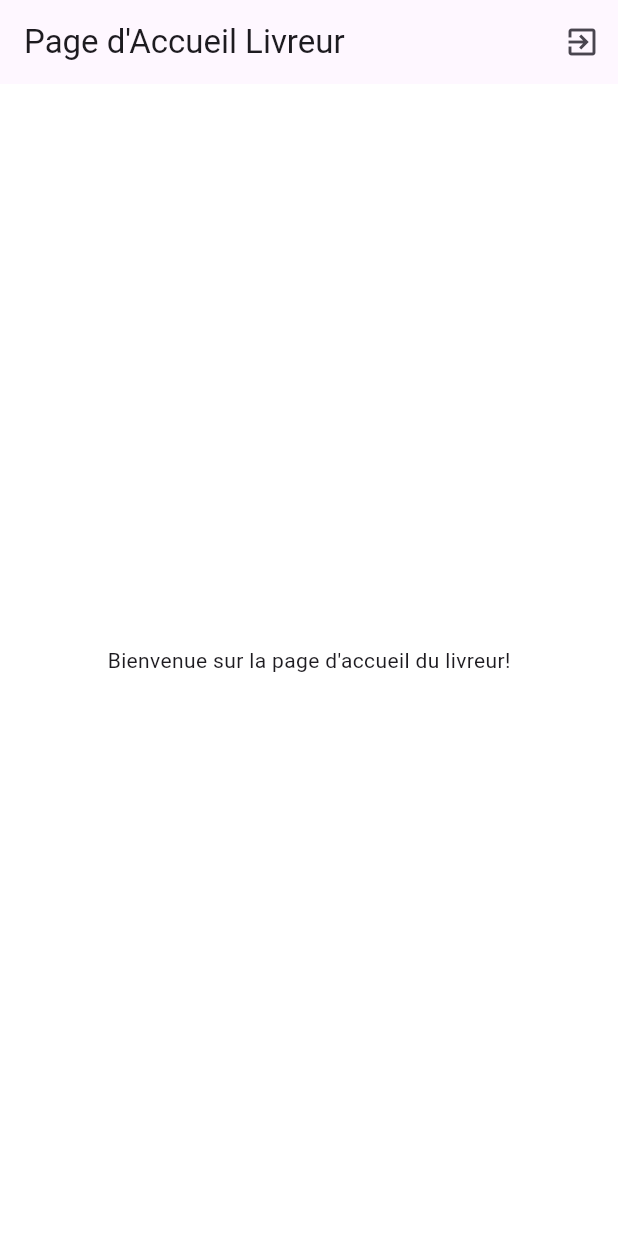
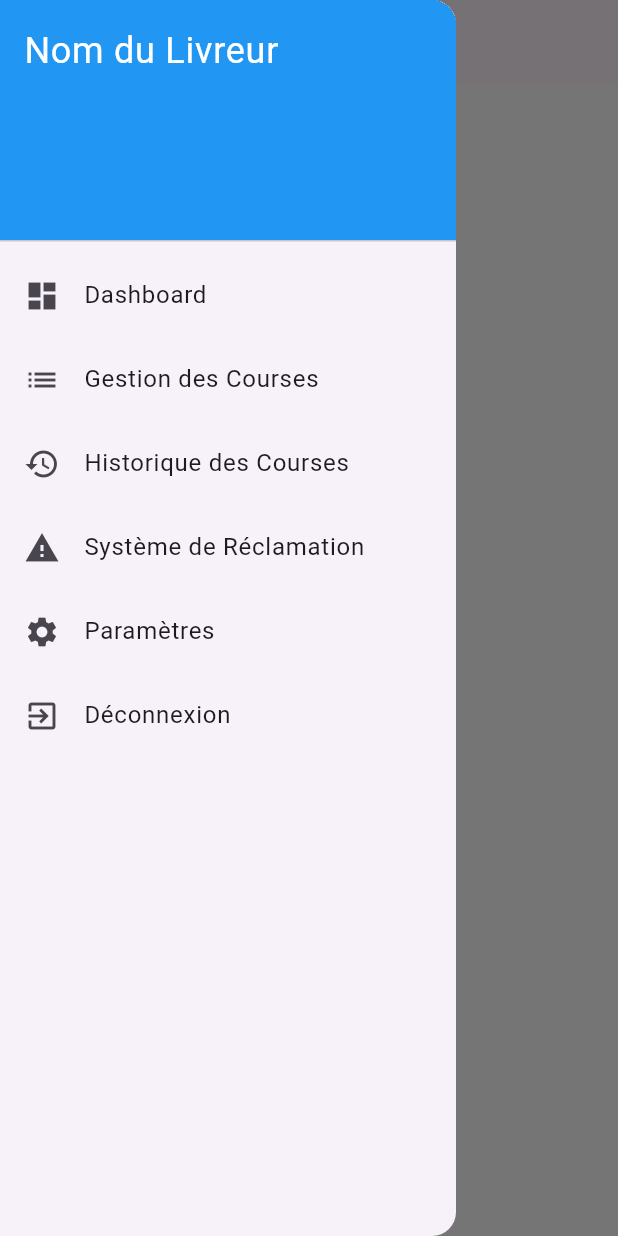
Before and after one commit to O-Vite/O-Vite-monorepo, a Flutter app: the LivreurHomePage screen opened directly, with the side drawer open (before the commit the screen has no drawer), on a phone screen of 412 x 824 dp. Run offline on Flutter 3.47's test engine with Material 3 defaults, Android fonts, the phone set to English and light mode, and no system bars; our stand-ins replace fl_chart, flutter_svg, shared_preferences; missing offline and left inert: jwt_decode; accounts and stored records are empty.

Commit message:
gestion des courses

```diff
--- a/flutter/ovite/lib/src/features/livreur/screens/livreur_home_page.dart
+++ b/flutter/ovite/lib/src/features/livreur/screens/livreur_home_page.dart
@@ -1,6 +1,9 @@
 import 'package:flutter/material.dart';
-import 'package:ovite/src/shared/user_session.dart'; // Assurez-vous que ce chemin est correct
+import 'package:ovite/src/shared/user_session.dart';
 import 'package:ovite/src/features/auth/login/login_page.dart';
+import 'package:ovite/src/shared/components/livreur_components/bar_chart_component.dart';
+import 'package:ovite/src/shared/components/livreur_components/pie_chart_component.dart';
+import 'package:ovite/src/features/livreur/screens/gestion_courses_home_page.dart';
 
 class LivreurHomePage extends StatelessWidget {
   @override
@@ -8,11 +11,63 @@ class LivreurHomePage extends StatelessWidget {
     return Scaffold(
       appBar: AppBar(
         title: Text('Page d\'Accueil Livreur'),
-        actions: [
-          IconButton(
-            icon: Icon(Icons.exit_to_app),
-            onPressed: () async {
-              await UserSession.logout();
+      ),
+      drawer: Drawer(
+        child: ListView(
+          padding: EdgeInsets.zero,
+          children: <Widget>[
+            DrawerHeader(
+              decoration: BoxDecoration(
+                color: Colors.blue,
+              ),
+              child: Text(
+                'Nom du Livreur',
+                style: TextStyle(
+                  color: Colors.white,
+                  fontSize: 24,
+                ),
+              ),
+            ),
+            ListTile(
+              leading: Icon(Icons.dashboard),
+              title: Text('Dashboard'),
+              onTap: () {},
+            ),
+            ListTile(
+              leading: Icon(Icons.list),
+              title: Text('Gestion des Courses'),
+              onTap: () {
+                Navigator.of(context).pop();
+                Navigator.of(context).push(
+                  MaterialPageRoute(
+                      builder: (context) => GestionDesCoursesPage()),
+                );
+              },
+            ),
+            ListTile(
+              leading: Icon(Icons.history),
+              title: Text('Historique des Courses'),
+              onTap: () {},
+            ),
+            ListTile(
+              leading: Icon(Icons.report_problem),
+              title: Text('Système de Réclamation'),
+              onTap: () {
+                // Naviguer vers Système de Réclamation
+              },
+            ),
+            ListTile(
+              leading: Icon(Icons.settings),
+              title: Text('Paramètres'),
+              onTap: () {
+                // Naviguer vers Paramètres
+              },
+            ),
+            ListTile(
+              leading: Icon(Icons.exit_to_app),
+              title: Text('Déconnexion'),
+              onTap: () async {
+                await UserSession.clearSession();
                 Navigator.of(context).pushReplacement(
                   MaterialPageRoute(builder: (context) => LoginScreen()),
                 );
@@ -20,8 +75,11 @@ class LivreurHomePage extends StatelessWidget {
             ),
           ],
         ),
-      body: Center(
-        child: Text('Bienvenue sur la page d\'accueil du livreur!'),
+      ),
+      body: SingleChildScrollView(
+        child: Column(
+          children: [],
+        ),
       ),
     );
   }
```
Also changed, not shown: flutter/ovite/lib/src/features/livreur/screens/course_details_page.dart (added, +41 -0 lines), flutter/ovite/lib/src/features/livreur/screens/gestion_courses_home_page.dart (added, +43 -0 lines). Lines whose indentation alone changed are shown as unchanged.
